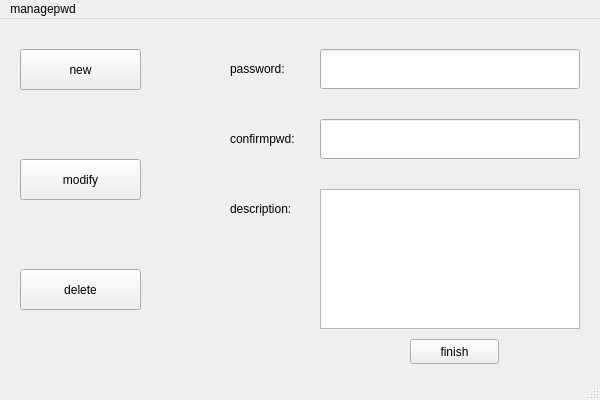
Old version of the form managepsw.ui in the repository benbenohye/TPA.
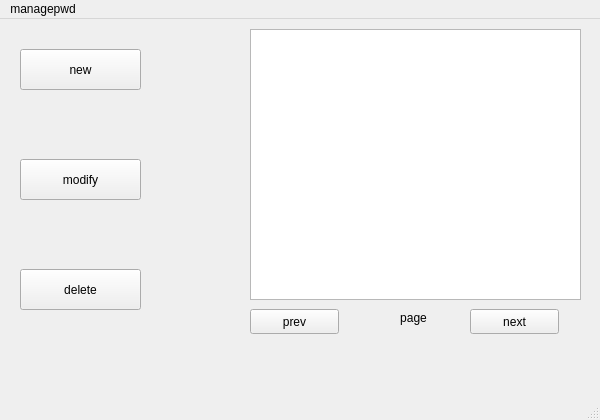
New version of the form.

The edit to the form file:
```diff
--- a/managepsw.ui
+++ b/managepsw.ui
@@ -7,7 +7,7 @@
     <x>0</x>
     <y>0</y>
     <width>600</width>
-    <height>400</height>
+    <height>420</height>
    </rect>
   </property>
   <property name="windowTitle">
@@ -53,24 +53,63 @@
      <string>delete</string>
     </property>
    </widget>
-   <widget class="QLabel" name="passwordLabel">
+   <widget class="QWidget" name="newWidget" native="true">
     <property name="geometry">
      <rect>
-      <x>230</x>
-      <y>30</y>
+      <x>600</x>
+      <y>10</y>
+      <width>441</width>
+      <height>361</height>
+     </rect>
+    </property>
+    <widget class="QLabel" name="usrnameLabel">
+     <property name="geometry">
+      <rect>
+       <x>50</x>
+       <y>10</y>
       <width>90</width>
       <height>40</height>
      </rect>
     </property>
     <property name="text">
-     <string>password:</string>
+      <string>usrname:</string>
+     </property>
+    </widget>
+    <widget class="QLineEdit" name="usrnameEdit">
+     <property name="geometry">
+      <rect>
+       <x>160</x>
+       <y>10</y>
+       <width>260</width>
+       <height>40</height>
+      </rect>
+     </property>
+    </widget>
+    <widget class="QLineEdit" name="passwordEdit">
+     <property name="geometry">
+      <rect>
+       <x>160</x>
+       <y>70</y>
+       <width>260</width>
+       <height>40</height>
+      </rect>
+     </property>
+    </widget>
+    <widget class="QLineEdit" name="confirmpwdEdit">
+     <property name="geometry">
+      <rect>
+       <x>160</x>
+       <y>130</y>
+       <width>260</width>
+       <height>40</height>
+      </rect>
     </property>
    </widget>
    <widget class="QLabel" name="confirmpwdLabel">
     <property name="geometry">
      <rect>
-      <x>230</x>
-      <y>100</y>
+       <x>50</x>
+       <y>130</y>
       <width>90</width>
       <height>40</height>
      </rect>
@@ -79,21 +118,24 @@
      <string>confirmpwd:</string>
     </property>
    </widget>
-   <widget class="QTextEdit" name="descriptionEdit">
+    <widget class="QLabel" name="passwordLabel">
     <property name="geometry">
      <rect>
-      <x>320</x>
-      <y>170</y>
-      <width>260</width>
-      <height>140</height>
-     </rect>
-    </property>
+       <x>50</x>
+       <y>70</y>
+       <width>90</width>
+       <height>40</height>
+      </rect>
+     </property>
+     <property name="text">
+      <string>password:</string>
+     </property>
    </widget>
    <widget class="QLabel" name="descriptionLabel">
     <property name="geometry">
      <rect>
-      <x>230</x>
-      <y>170</y>
+       <x>50</x>
+       <y>190</y>
       <width>90</width>
       <height>40</height>
      </rect>
@@ -102,31 +144,11 @@
      <string>description:</string>
     </property>
    </widget>
-   <widget class="QLineEdit" name="passwordEdit">
-    <property name="geometry">
-     <rect>
-      <x>320</x>
-      <y>30</y>
-      <width>260</width>
-      <height>40</height>
-     </rect>
-    </property>
-   </widget>
-   <widget class="QLineEdit" name="confirmpwdEdit">
-    <property name="geometry">
-     <rect>
-      <x>320</x>
-      <y>100</y>
-      <width>260</width>
-      <height>40</height>
-     </rect>
-    </property>
-   </widget>
    <widget class="QPushButton" name="finishButton">
     <property name="geometry">
      <rect>
-      <x>410</x>
-      <y>320</y>
+       <x>250</x>
+       <y>330</y>
       <width>89</width>
       <height>25</height>
      </rect>
@@ -135,6 +157,79 @@
      <string>finish</string>
     </property>
    </widget>
+    <widget class="QTextEdit" name="descriptionEdit">
+     <property name="geometry">
+      <rect>
+       <x>160</x>
+       <y>190</y>
+       <width>260</width>
+       <height>131</height>
+      </rect>
+     </property>
+    </widget>
+   </widget>
+   <widget class="QWidget" name="modifyWidget" native="true">
+    <property name="geometry">
+     <rect>
+      <x>170</x>
+      <y>10</y>
+      <width>421</width>
+      <height>331</height>
+     </rect>
+    </property>
+    <widget class="QListView" name="pwdlistView">
+     <property name="geometry">
+      <rect>
+       <x>80</x>
+       <y>0</y>
+       <width>331</width>
+       <height>271</height>
+      </rect>
+     </property>
+    </widget>
+    <widget class="QPushButton" name="prevButton">
+     <property name="geometry">
+      <rect>
+       <x>80</x>
+       <y>280</y>
+       <width>89</width>
+       <height>25</height>
+      </rect>
+     </property>
+     <property name="text">
+      <string>prev</string>
+     </property>
+    </widget>
+    <widget class="QLabel" name="pageLabel">
+     <property name="geometry">
+      <rect>
+       <x>210</x>
+       <y>280</y>
+       <width>67</width>
+       <height>17</height>
+      </rect>
+     </property>
+     <property name="text">
+      <string>page</string>
+     </property>
+     <property name="alignment">
+      <set>Qt::AlignCenter</set>
+     </property>
+    </widget>
+    <widget class="QPushButton" name="nextButton">
+     <property name="geometry">
+      <rect>
+       <x>300</x>
+       <y>280</y>
+       <width>89</width>
+       <height>25</height>
+      </rect>
+     </property>
+     <property name="text">
+      <string>next</string>
+     </property>
+    </widget>
+   </widget>
   </widget>
   <widget class="QMenuBar" name="menubar">
    <property name="geometry">
```
Left out of the diff: 119 changed lines with no effect on the pictures. Lines whose indentation alone changed are shown as unchanged.
